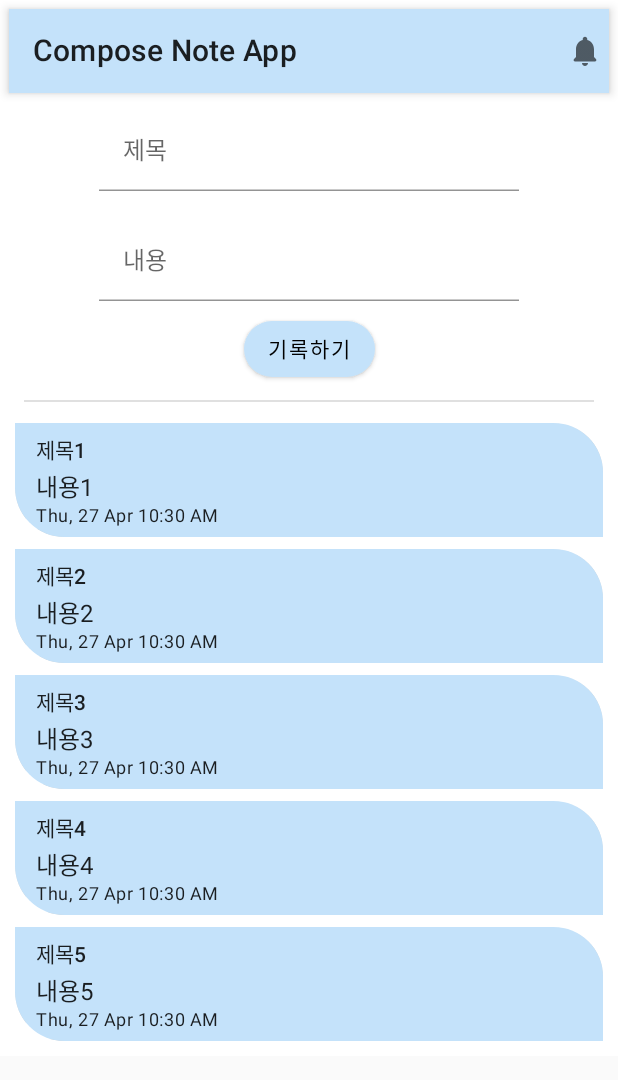
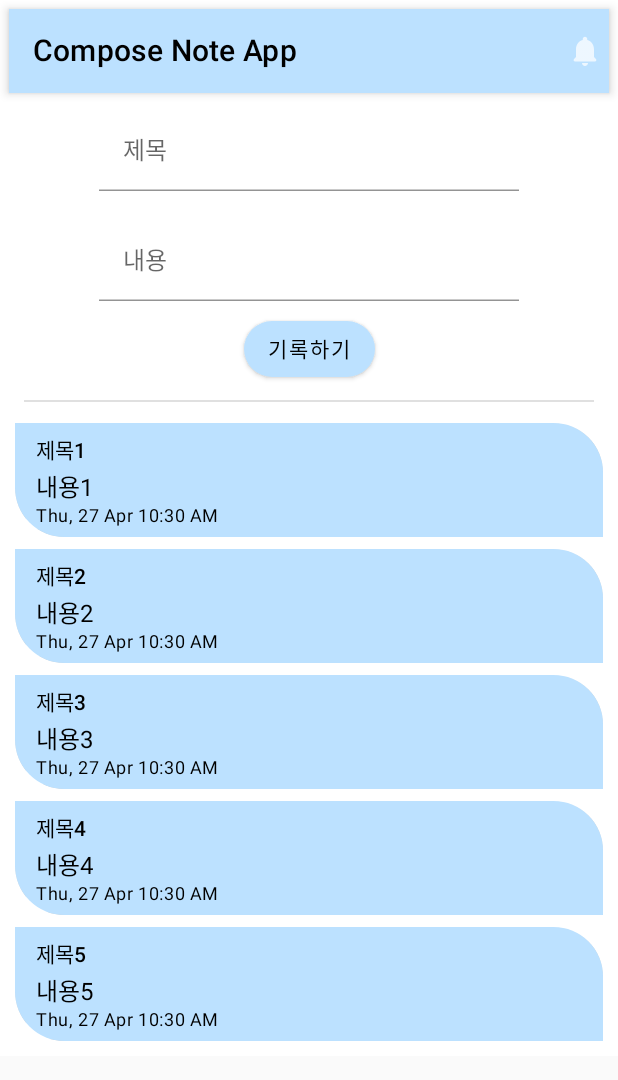
Before and after one commit to ksjmgrkks/Jetpack-Compose-Study, an Android app built with Jetpack Compose: the screen it shows after launch (MainActivity), on a phone screen of 412 x 824 dp. Shown: the top 1080 px of the screen. Run offline under Robolectric (Android 15) with nearby library versions, the phone set to English and light mode, and no system bars.

Commit message:
compose note app 색상 수정

```diff
--- a/ComposeNoteApp/app/src/main/java/com/kks/noteapp/components/NoteComponents.kt
+++ b/ComposeNoteApp/app/src/main/java/com/kks/noteapp/components/NoteComponents.kt
@@ -10,6 +10,8 @@ import androidx.compose.ui.Modifier
 import androidx.compose.ui.graphics.Color
 import androidx.compose.ui.platform.LocalSoftwareKeyboardController
 import androidx.compose.ui.text.input.ImeAction
+import com.kks.noteapp.ui.theme.SkyBlue
+import com.kks.noteapp.ui.theme.ThemeSkyBlue
 
 @OptIn(ExperimentalComposeUiApi::class)
 @Composable
@@ -24,7 +26,13 @@ fun NoteInputText(
     val keyboardController = LocalSoftwareKeyboardController.current
     TextField(value = text,
         onValueChange = onTextChange,
-        colors = TextFieldDefaults.textFieldColors(backgroundColor = Color.Transparent),
+        colors = TextFieldDefaults.textFieldColors(
+            backgroundColor = Color.Transparent,
+            textColor = Color.Black,
+            cursorColor = ThemeSkyBlue,
+            focusedLabelColor = MaterialTheme.colors.primary,
+            placeholderColor = Color.Gray
+        ),
         maxLines = maxLine,
         label = { Text(text = label) },
         keyboardOptions = KeyboardOptions.Default.copy(imeAction = ImeAction.Done),
--- a/ComposeNoteApp/app/src/main/java/com/kks/noteapp/screen/NoteScreen.kt
+++ b/ComposeNoteApp/app/src/main/java/com/kks/noteapp/screen/NoteScreen.kt
@@ -1,6 +1,5 @@
 package com.kks.noteapp.screen
 
-import android.content.res.Resources
 import androidx.compose.foundation.clickable
 import androidx.compose.foundation.layout.Column
 import androidx.compose.foundation.layout.fillMaxWidth
@@ -24,7 +23,7 @@ import com.kks.noteapp.components.NoteButton
 import com.kks.noteapp.components.NoteInputText
 import com.kks.noteapp.data.NoteDataSource
 import com.kks.noteapp.model.Note
-import com.kks.noteapp.ui.theme.skyBlue
+import com.kks.noteapp.ui.theme.SkyBlue
 import com.kks.noteapp.util.formatDate
 
 @Composable
@@ -42,12 +41,13 @@ fun NoteScreen(
 
     Column(modifier = Modifier.padding(6.dp)) {
         TopAppBar(title = {
-                          Text(text = stringResource(id = R.string.app_name))
+                          Text(text = stringResource(id = R.string.app_name),
+                              color = Color.Black,)
         },
             actions = {
                 Icon(imageVector = Icons.Rounded.Notifications, contentDescription = "Icon")
             },
-        backgroundColor = skyBlue
+        backgroundColor = SkyBlue
         )
 
         //Content
@@ -85,7 +85,7 @@ fun NoteScreen(
 
             NoteButton(
                 text = "기록하기",
-                backgroundColor = skyBlue,
+                backgroundColor = SkyBlue,
                 contentColor = Color.Black,
                 onClick = {
                     if (title.isNotEmpty() && description.isNotEmpty()) {
@@ -116,17 +116,23 @@ fun NoteRow(
             .padding(4.dp)
             .clip(RoundedCornerShape(topEnd = 33.dp, bottomStart = 33.dp))
             .fillMaxWidth(),
-        color = skyBlue,
+        color = SkyBlue,
         elevation = 6.dp) {
         Column(modifier
             .clickable { onNoteClicked(note) }
             .padding(horizontal = 14.dp, vertical = 6.dp),
             horizontalAlignment = Alignment.Start) {
             Text(text = note.title,
-                style = MaterialTheme.typography.subtitle2)
-            Text(text = note.description, style = MaterialTheme.typography.subtitle1)
-            Text(text = formatDate(note.entryDate.time),
-                style = MaterialTheme.typography.caption)
+                style = MaterialTheme.typography.subtitle2,
+                color = Color.Black)
+            Text(text = note.description,
+                style = MaterialTheme.typography.subtitle1,
+                color = Color.Black)
+            Text(
+                text = formatDate(note.entryDate.time),
+                style = MaterialTheme.typography.caption,
+                color = Color.Black,
+            )
         }
     }
 }
--- a/ComposeNoteApp/app/src/main/java/com/kks/noteapp/ui/theme/Color.kt
+++ b/ComposeNoteApp/app/src/main/java/com/kks/noteapp/ui/theme/Color.kt
@@ -6,4 +6,5 @@ val Purple200 = Color(0xFFBB86FC)
 val Purple500 = Color(0xFF6200EE)
 val Purple700 = Color(0xFF3700B3)
 val Teal200 = Color(0xFF03DAC5)
-val skyBlue = Color(0xFFC4E2FA)
+val ThemeSkyBlue = Color(0xFF2196F3)
+val SkyBlue = Color(0xFFBCE1FF)
--- a/ComposeNoteApp/app/src/main/java/com/kks/noteapp/ui/theme/Theme.kt
+++ b/ComposeNoteApp/app/src/main/java/com/kks/noteapp/ui/theme/Theme.kt
@@ -7,14 +7,14 @@ import androidx.compose.material.lightColors
 import androidx.compose.runtime.Composable
 
 private val DarkColorPalette = darkColors(
-    primary = Purple200,
-    primaryVariant = Purple700,
+    primary = SkyBlue,
+    primaryVariant = ThemeSkyBlue,
     secondary = Teal200
 )
 
 private val LightColorPalette = lightColors(
-    primary = Purple500,
-    primaryVariant = Purple700,
+    primary = SkyBlue,
+    primaryVariant = ThemeSkyBlue,
     secondary = Teal200
 
     /* Other default colors to override
--- a/ComposeNoteApp/app/src/main/res/values/colors.xml
+++ b/ComposeNoteApp/app/src/main/res/values/colors.xml
@@ -7,4 +7,5 @@
     <color name="teal_700">#FF018786</color>
     <color name="black">#FF000000</color>
     <color name="white">#FFFFFFFF</color>
+    <color name="sky_blue">#FF55AFF7</color>
 </resources>
--- a/ComposeNoteApp/app/src/main/res/values/themes.xml
+++ b/ComposeNoteApp/app/src/main/res/values/themes.xml
@@ -2,6 +2,6 @@
 <resources>
 
     <style name="Theme.ComposeNoteApp" parent="android:Theme.Material.Light.NoActionBar">
-        <item name="android:statusBarColor">@color/purple_700</item>
+        <item name="android:statusBarColor">@color/sky_blue</item>
     </style>
 </resources>
```
